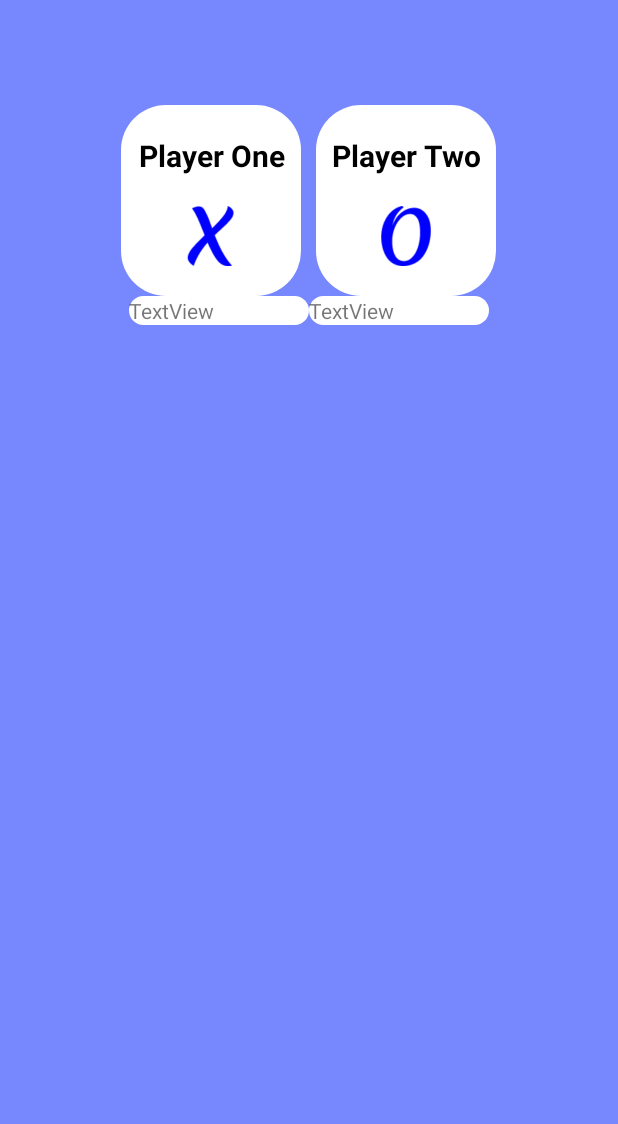
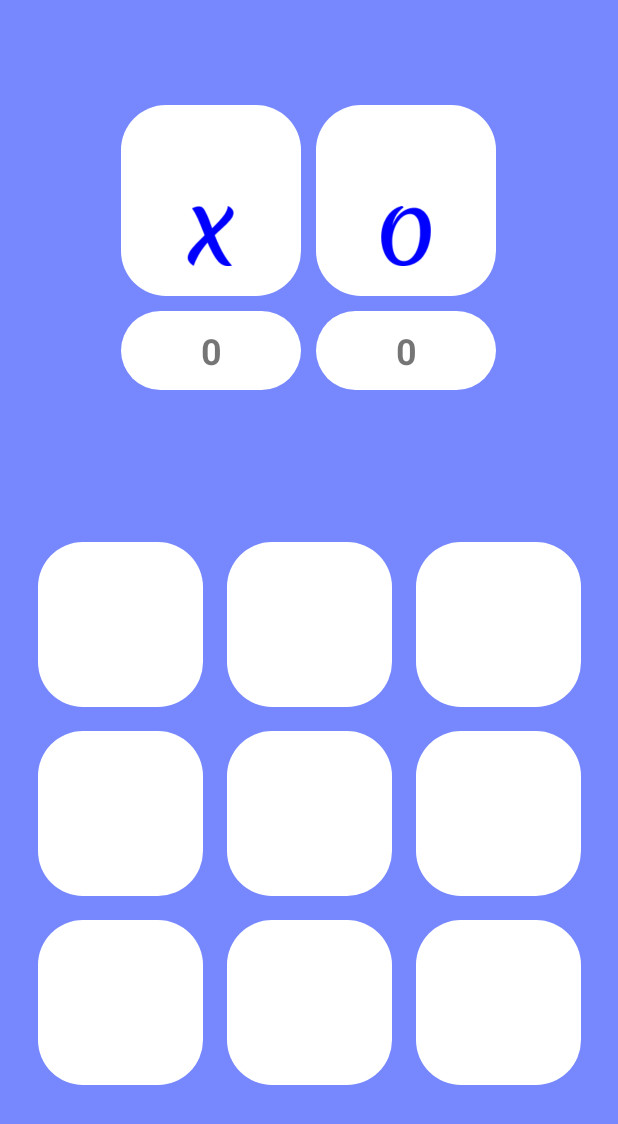
Before and after one commit to George-art78/Project_of_android411, an Android app: the PlayingField screen opened directly, with no data from a screen before it, on a phone screen of 412 x 824 dp. Shown: the top 1124 px of the screen. Run offline under Robolectric (Android 15) with nearby library versions, the phone set to English and light mode, and no system bars.

Commit message:
class work

```diff
--- a/Three/app/src/main/java/com/example/gamexo/PlayingField.java
+++ b/Three/app/src/main/java/com/example/gamexo/PlayingField.java
@@ -1,6 +1,10 @@
 package com.example.gamexo;
 
 import android.os.Bundle;
+import android.view.View;
+import android.widget.ImageView;
+import android.widget.LinearLayout;
+import android.widget.TextView;
 
 import androidx.activity.EdgeToEdge;
 import androidx.appcompat.app.AppCompatActivity;
@@ -8,17 +12,213 @@ import androidx.core.graphics.Insets;
 import androidx.core.view.ViewCompat;
 import androidx.core.view.WindowInsetsCompat;
 
+import java.util.ArrayList;
+import java.util.List;
+
 public class PlayingField extends AppCompatActivity {
+
+    private final List<int[]> combinationList = new ArrayList<>();
+
+    private TextView playerOneName;
+    private TextView playerTwoName;
+
+    private int activePlayer = 1;
+    private int[] boxPositions = {0, 0, 0, 0, 0, 0, 0, 0, 0};
+    private int totalSelectBoxes = 1;
+
+    private ImageView image1, image2, image3, image4, image5, image6, image7, image8, image9;
 
     @Override
     protected void onCreate(Bundle savedInstanceState) {
         super.onCreate(savedInstanceState);
-        EdgeToEdge.enable(this);
         setContentView(R.layout.activity_playing_field);
-        ViewCompat.setOnApplyWindowInsetsListener(findViewById(R.id.main), (v, insets) -> {
-            Insets systemBars = insets.getInsets(WindowInsetsCompat.Type.systemBars());
-            v.setPadding(systemBars.left, systemBars.top, systemBars.right, systemBars.bottom);
-            return insets;
+
+        playerOneName = findViewById(R.id.playerOneName);
+        playerTwoName = findViewById(R.id.playerTwoName);
+
+        combinationList.add(new int[]{0, 1, 2});
+        combinationList.add(new int[]{3, 4, 5});
+        combinationList.add(new int[]{6, 7, 8});
+        combinationList.add(new int[]{0, 3, 6});
+        combinationList.add(new int[]{1, 4, 7});
+        combinationList.add(new int[]{2, 5, 8});
+        combinationList.add(new int[]{0, 4, 8});
+        combinationList.add(new int[]{2, 4, 6});
+
+        String getPlayerOneName = getIntent().getStringExtra("playerOne");
+        String getPlayerTwoName = getIntent().getStringExtra("playerTwo");
+
+        playerOneName.setText(getPlayerOneName);
+        playerTwoName.setText(getPlayerTwoName);
+
+        image1 = findViewById(R.id.image1);
+        image2 = findViewById(R.id.image2);
+        image3 = findViewById(R.id.image3);
+        image4 = findViewById(R.id.image4);
+        image5 = findViewById(R.id.image5);
+        image6 = findViewById(R.id.image6);
+        image7 = findViewById(R.id.image7);
+        image8 = findViewById(R.id.image8);
+        image9 = findViewById(R.id.image9);
+
+        image1.setOnClickListener(new View.OnClickListener() {
+            @Override
+            public void onClick(View v) {
+                if (isBoxSelectable(0)) {
+                    performAction((ImageView) v, 0);
+                }
+            }
+        });
+        image2.setOnClickListener(new View.OnClickListener() {
+            @Override
+            public void onClick(View v) {
+                if (isBoxSelectable(1)) {
+                    performAction((ImageView) v, 1);
+                }
+            }
+        });
+        image3.setOnClickListener(new View.OnClickListener() {
+            @Override
+            public void onClick(View v) {
+                if (isBoxSelectable(2)) {
+                    performAction((ImageView) v, 2);
+                }
+            }
+        });
+        image4.setOnClickListener(new View.OnClickListener() {
+            @Override
+            public void onClick(View v) {
+                if (isBoxSelectable(3)) {
+                    performAction((ImageView) v, 3);
+                }
+            }
+        });
+        image5.setOnClickListener(new View.OnClickListener() {
+            @Override
+            public void onClick(View v) {
+                if (isBoxSelectable(4)) {
+                    performAction((ImageView) v, 4);
+                }
+            }
+        });
+        image6.setOnClickListener(new View.OnClickListener() {
+            @Override
+            public void onClick(View v) {
+                if (isBoxSelectable(5)) {
+                    performAction((ImageView) v, 5);
+                }
+            }
+        });
+        image7.setOnClickListener(new View.OnClickListener() {
+            @Override
+            public void onClick(View v) {
+                if (isBoxSelectable(6)) {
+                    performAction((ImageView) v, 6);
+                }
+            }
+        });
+        image8.setOnClickListener(new View.OnClickListener() {
+            @Override
+            public void onClick(View v) {
+                if (isBoxSelectable(7)) {
+                    performAction((ImageView) v, 7);
+                }
+            }
+        });
+        image9.setOnClickListener(new View.OnClickListener() {
+            @Override
+            public void onClick(View v) {
+                if (isBoxSelectable(8)) {
+                    performAction((ImageView) v, 8);
+                }
+            }
         });
     }
+
+    private void performAction(ImageView imageView, int selectedBoxPosition) {
+        boxPositions[selectedBoxPosition] = activePlayer;
+        imageView.setBackgroundResource(R.drawable.white_box);
+        imageView.setScaleType(ImageView.ScaleType.CENTER);
+
+        playerOneName = findViewById(R.id.playerOneName);
+        playerTwoName = findViewById(R.id.playerTwoName);
+
+        if (activePlayer == 1) {
+            imageView.setImageResource(R.drawable.ximage);
+
+            if (checkResults()) {
+                ResultDialog resultDialog = new ResultDialog(PlayingField.this, playerOneName.getText().toString() + " is a Winner!", PlayingField.this);
+                resultDialog.setCancelable(false);
+                resultDialog.show();
+            }
+
+            changePlayerTurn(2);
+            totalSelectBoxes++;
+        } else {
+            imageView.setImageResource(R.drawable.oimage);
+            changePlayerTurn(1);
+            totalSelectBoxes++;
+        }
+    }
+
+    private boolean checkResults() {
+        boolean response = false;
+        for (int i = 0; i < combinationList.size(); i++) {
+            final int[] combination = combinationList.get(i);
+
+            if (boxPositions[combination[0]] == activePlayer && boxPositions[combination[1]] == activePlayer && boxPositions[combination[2]] == activePlayer) {
+                response = true;
+            }
+        }
+        return response;
+    }
+
+    private void changePlayerTurn(int currentPlayerTurn) {
+        activePlayer = currentPlayerTurn;
+
+        LinearLayout playerOneLayoutOuter = findViewById(R.id.playerOneLayoutOuter);
+        LinearLayout playerTwoLayoutOuter = findViewById(R.id.playerTwoLayoutOuter);
+
+        if (activePlayer == 1) {
+            playerOneLayoutOuter.setBackgroundResource(R.drawable.black_border);
+            playerTwoLayoutOuter.setBackgroundResource(R.drawable.white_box);
+        } else {
+            playerTwoLayoutOuter.setBackgroundResource(R.drawable.black_border);
+            playerOneLayoutOuter.setBackgroundResource(R.drawable.white_box);
+        }
+    }
+
+    private boolean isBoxSelectable(int boxPosition) {
+        boolean response = false;
+        if (boxPositions[boxPosition] == 0) {
+            response = true;
+        }
+        return response;
+    }
+
+    public void restartMatch() {
+        boxPositions = new int[]{0, 0, 0, 0, 0, 0, 0, 0, 0};
+        activePlayer = 1;
+        totalSelectBoxes = 1;
+
+        image1 = findViewById(R.id.image1);
+        image2 = findViewById(R.id.image2);
+        image3 = findViewById(R.id.image3);
+        image4 = findViewById(R.id.image4);
+        image5 = findViewById(R.id.image5);
+        image6 = findViewById(R.id.image6);
+        image7 = findViewById(R.id.image7);
+        image8 = findViewById(R.id.image8);
+        image9 = findViewById(R.id.image9);
+
+        image1.setImageResource(R.drawable.white_box);
+        image2.setImageResource(R.drawable.white_box);
+        image3.setImageResource(R.drawable.white_box);
+        image4.setImageResource(R.drawable.white_box);
+        image5.setImageResource(R.drawable.white_box);
+        image6.setImageResource(R.drawable.white_box);
+        image7.setImageResource(R.drawable.white_box);
+        image8.setImageResource(R.drawable.white_box);
+        image9.setImageResource(R.drawable.white_box);
+    }
 }
--- a/Three/app/src/main/res/layout/activity_playing_field.xml
+++ b/Three/app/src/main/res/layout/activity_playing_field.xml
@@ -35,7 +35,8 @@
                 android:text="Player One"
                 android:textColor="@color/black"
                 android:textSize="20sp"
-                android:textStyle="bold" />
+                android:textStyle="bold"
+                android:maxLines="1"/>
 
             <ImageView
                 android:id="@+id/imageView"
@@ -64,7 +65,8 @@
                 android:text="Player Two"
                 android:textColor="@color/black"
                 android:textSize="20sp"
-                android:textStyle="bold" />
+                android:textStyle="bold"
+                android:maxLines="1"/>
 
             <ImageView
                 android:id="@+id/imageView2"
@@ -81,40 +83,138 @@
         android:id="@+id/linearLayout"
         android:layout_width="match_parent"
         android:layout_height="wrap_content"
+        android:layout_marginTop="10dp"
+        android:gravity="center"
         android:orientation="horizontal"
         app:layout_constraintEnd_toEndOf="parent"
         app:layout_constraintStart_toStartOf="parent"
-        app:layout_constraintTop_toBottomOf="@+id/linearLayoutOuter1"
-        android:gravity="center">
+        app:layout_constraintTop_toBottomOf="@+id/linearLayoutOuter1">
 
         <LinearLayout
             android:id="@+id/playerOneLayout"
             android:layout_width="120dp"
             android:layout_height="match_parent"
-            android:orientation="vertical"
-            android:background="@drawable/white_box">
+            android:background="@drawable/white_box"
+            android:orientation="vertical">
 
             <TextView
-                android:id="@+id/textView7"
+                android:id="@+id/scoreOne"
                 android:layout_width="match_parent"
                 android:layout_height="wrap_content"
-                android:text="TextView"
-                />
+                android:gravity="center"
+                android:padding="10dp"
+                android:text="0"
+                android:textSize="24sp"
+                android:textStyle="bold" />
         </LinearLayout>
 
         <LinearLayout
             android:id="@+id/playerTwoLayout"
             android:layout_width="120dp"
             android:layout_height="match_parent"
-            android:orientation="vertical"
-            android:background="@drawable/white_box">
+            android:layout_marginStart="10dp"
+            android:background="@drawable/white_box"
+            android:orientation="vertical">
 
             <TextView
-                android:id="@+id/textView8"
+                android:id="@+id/scoreTwo"
                 android:layout_width="match_parent"
                 android:layout_height="wrap_content"
-                android:text="TextView" />
+                android:gravity="center"
+                android:padding="10dp"
+                android:text="0"
+                android:textSize="24sp"
+                android:textStyle="bold" />
         </LinearLayout>
     </LinearLayout>
 
+    <TableLayout
+        android:id="@+id/tableLayout"
+        android:layout_width="wrap_content"
+        android:layout_height="wrap_content"
+        app:layout_constraintBottom_toBottomOf="parent"
+        app:layout_constraintEnd_toEndOf="parent"
+        app:layout_constraintStart_toStartOf="parent"
+        app:layout_constraintTop_toBottomOf="@+id/linearLayout">
+
+        <TableRow
+            android:layout_width="match_parent"
+            android:layout_height="match_parent">
+
+            <ImageView
+                android:id="@+id/image1"
+                android:layout_width="110dp"
+                android:layout_height="110dp"
+                android:layout_margin="8dp"
+                app:srcCompat="@drawable/white_box" />
+
+            <ImageView
+                android:id="@+id/image2"
+                android:layout_width="110dp"
+                android:layout_height="110dp"
+                android:layout_margin="8dp"
+                app:srcCompat="@drawable/white_box" />
+
+            <ImageView
+                android:id="@+id/image3"
+                android:layout_width="110dp"
+                android:layout_height="110dp"
+                android:layout_margin="8dp"
+                app:srcCompat="@drawable/white_box" />
+        </TableRow>
+
+        <TableRow
+            android:layout_width="match_parent"
+            android:layout_height="match_parent">
+
+            <ImageView
+                android:id="@+id/image4"
+                android:layout_width="110dp"
+                android:layout_height="110dp"
+                android:layout_margin="8dp"
+                app:srcCompat="@drawable/white_box" />
+
+            <ImageView
+                android:id="@+id/image5"
+                android:layout_width="110dp"
+                android:layout_height="110dp"
+                android:layout_margin="8dp"
+                app:srcCompat="@drawable/white_box" />
+
+            <ImageView
+                android:id="@+id/image6"
+                android:layout_width="110dp"
+                android:layout_height="110dp"
+                android:layout_margin="8dp"
+                app:srcCompat="@drawable/white_box" />
+        </TableRow>
+
+        <TableRow
+            android:layout_width="match_parent"
+            android:layout_height="match_parent">
+
+            <ImageView
+                android:id="@+id/image7"
+                android:layout_width="110dp"
+                android:layout_height="110dp"
+                android:layout_margin="8dp"
+                app:srcCompat="@drawable/white_box" />
+
+            <ImageView
+                android:id="@+id/image8"
+                android:layout_width="110dp"
+                android:layout_height="110dp"
+                android:layout_margin="8dp"
+                app:srcCompat="@drawable/white_box" />
+
+            <ImageView
+                android:id="@+id/image9"
+                android:layout_width="110dp"
+                android:layout_height="110dp"
+                android:layout_margin="8dp"
+                app:srcCompat="@drawable/white_box" />
+        </TableRow>
+
+    </TableLayout>
+
 </androidx.constraintlayout.widget.ConstraintLayout>
```
Also changed, not shown: Three/app/src/main/java/com/example/gamexo/ResultDialog.java (+28 -6 lines), Three/app/src/main/res/layout/activity_result_dialog.xml (+27 -0 lines).
